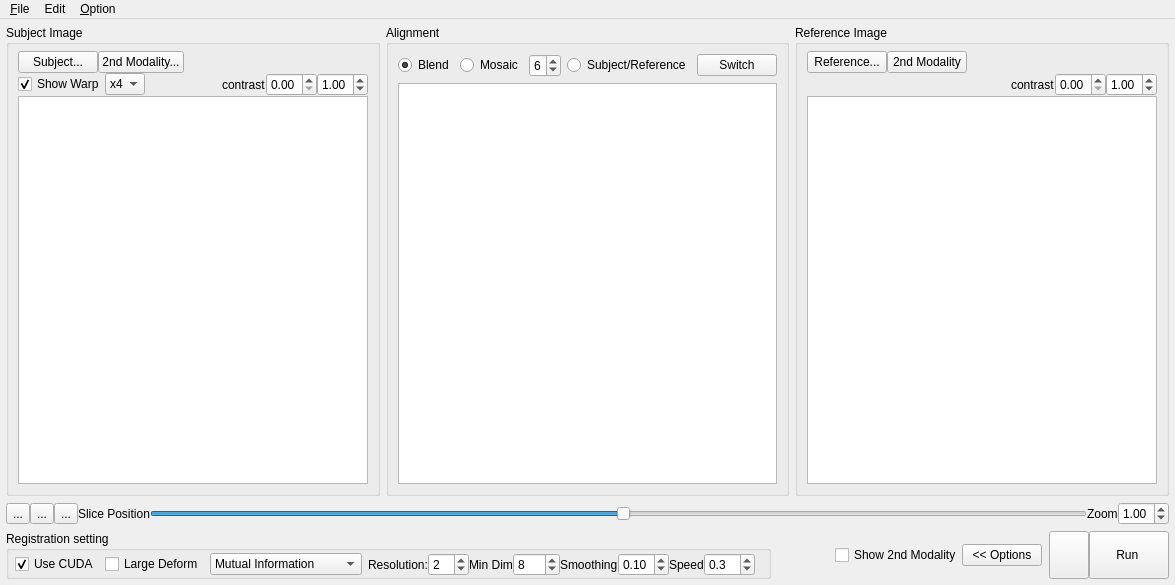
The window that regtoolbox.ui (frankyeh/DSI-Studio) describes before a commit, drawn with Qt 5.
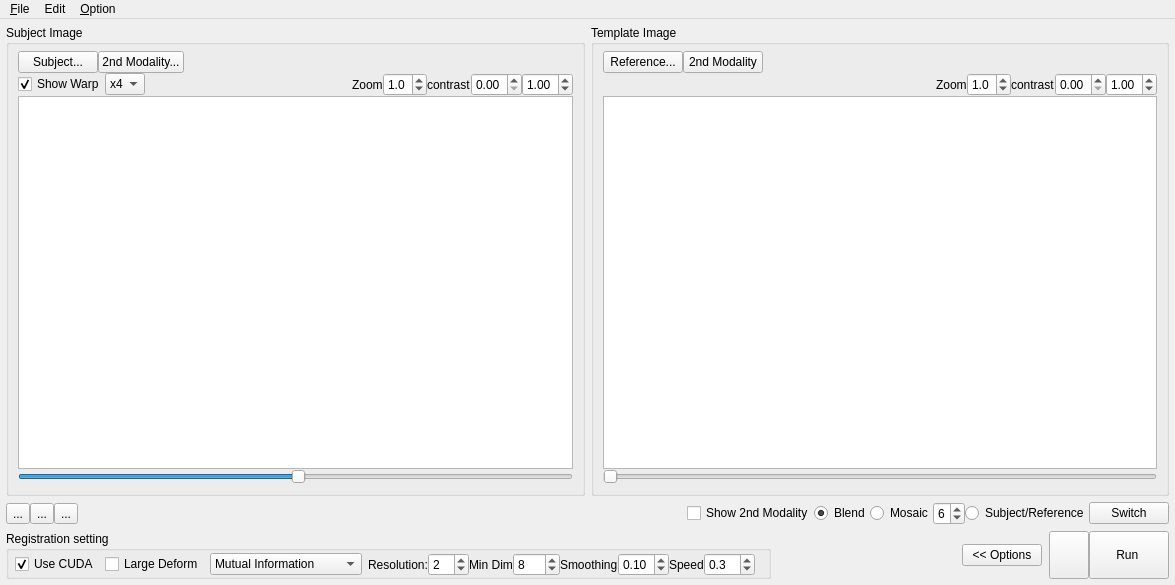
The same window after the commit. Icons and pictures are not drawn.

Commit message: revise regtool

What changed in the file:
```diff
--- a/regtoolbox.ui
+++ b/regtoolbox.ui
@@ -233,6 +233,32 @@
               </property>
              </spacer>
             </item>
+            <item>
+             <widget class="QLabel" name="label_4">
+              <property name="text">
+               <string>Zoom</string>
+              </property>
+             </widget>
+            </item>
+            <item>
+             <widget class="QDoubleSpinBox" name="zoom_subject">
+              <property name="decimals">
+               <number>1</number>
+              </property>
+              <property name="minimum">
+               <double>0.100000000000000</double>
+              </property>
+              <property name="maximum">
+               <double>5.000000000000000</double>
+              </property>
+              <property name="singleStep">
+               <double>0.100000000000000</double>
+              </property>
+              <property name="value">
+               <double>1.000000000000000</double>
+              </property>
+             </widget>
+            </item>
             <item>
              <widget class="QLabel" name="label_3">
               <property name="text">
@@ -268,83 +294,15 @@
           <item>
            <widget class="QGraphicsView" name="I_view"/>
           </item>
-         </layout>
-        </widget>
-       </item>
-       <item>
-        <widget class="QGroupBox" name="groupBox_4">
-         <property name="title">
-          <string>Alignment</string>
-         </property>
-         <layout class="QVBoxLayout" name="verticalLayout_2">
           <item>
-           <layout class="QHBoxLayout" name="horizontalLayout_16">
-            <property name="topMargin">
-             <number>0</number>
+           <widget class="QSlider" name="subject_slice_pos">
+            <property name="value">
+             <number>50</number>
             </property>
-            <item>
-             <widget class="QRadioButton" name="rb_blend">
-              <property name="text">
-               <string>Blend</string>
-              </property>
-              <property name="checked">
-               <bool>true</bool>
-              </property>
-             </widget>
-            </item>
-            <item>
-             <widget class="QRadioButton" name="rb_mosaic">
-              <property name="maximumSize">
-               <size>
-                <width>16777215</width>
-                <height>16777215</height>
-               </size>
-              </property>
-              <property name="text">
-               <string>Mosaic</string>
-              </property>
-              <property name="checked">
-               <bool>false</bool>
-              </property>
-             </widget>
-            </item>
-            <item>
-             <widget class="QSpinBox" name="mosaic_size">
-              <property name="maximumSize">
-               <size>
-                <width>32</width>
-                <height>16777215</height>
-               </size>
-              </property>
-              <property name="minimum">
-               <number>2</number>
-              </property>
-              <property name="maximum">
-               <number>10</number>
-              </property>
-              <property name="value">
-               <number>6</number>
-              </property>
-             </widget>
-            </item>
-            <item>
-             <widget class="QRadioButton" name="rb_switch">
-              <property name="text">
-               <string>Subject/Reference</string>
-              </property>
-             </widget>
-            </item>
-            <item>
-             <widget class="QPushButton" name="switch_view">
-              <property name="text">
-               <string>Switch</string>
-              </property>
-             </widget>
-            </item>
-           </layout>
-          </item>
-          <item>
-           <widget class="QGraphicsView" name="It_mix_view"/>
+            <property name="orientation">
+             <enum>Qt::Horizontal</enum>
+            </property>
+           </widget>
           </item>
          </layout>
         </widget>
@@ -352,7 +310,7 @@
        <item>
         <widget class="QGroupBox" name="groupBox">
          <property name="title">
-          <string>Reference Image</string>
+          <string>Template Image</string>
          </property>
          <layout class="QVBoxLayout" name="verticalLayout_9">
           <property name="spacing">
@@ -454,6 +412,32 @@
               </property>
              </spacer>
             </item>
+            <item>
+             <widget class="QLabel" name="label_6">
+              <property name="text">
+               <string>Zoom</string>
+              </property>
+             </widget>
+            </item>
+            <item>
+             <widget class="QDoubleSpinBox" name="zoom_template">
+              <property name="decimals">
+               <number>1</number>
+              </property>
+              <property name="minimum">
+               <double>0.100000000000000</double>
+              </property>
+              <property name="maximum">
+               <double>5.000000000000000</double>
+              </property>
+              <property name="singleStep">
+               <double>0.100000000000000</double>
+              </property>
+              <property name="value">
+               <double>1.000000000000000</double>
+              </property>
+             </widget>
+            </item>
             <item>
              <widget class="QLabel" name="label_2">
               <property name="text">
@@ -489,6 +473,13 @@
           <item>
            <widget class="QGraphicsView" name="It_view"/>
           </item>
+          <item>
+           <widget class="QSlider" name="template_slice_pos">
+            <property name="orientation">
+             <enum>Qt::Horizontal</enum>
+            </property>
+           </widget>
+          </item>
          </layout>
         </widget>
        </item>
@@ -540,44 +531,90 @@
        </widget>
       </item>
       <item>
-       <widget class="QLabel" name="label_8">
-        <property name="text">
-         <string>Slice Position</string>
+       <layout class="QHBoxLayout" name="horizontalLayout_16">
+        <property name="topMargin">
+         <number>0</number>
         </property>
-       </widget>
-      </item>
-      <item>
-       <widget class="QSlider" name="slice_pos">
-        <property name="value">
-         <number>50</number>
-        </property>
-        <property name="orientation">
-         <enum>Qt::Horizontal</enum>
-        </property>
-       </widget>
-      </item>
-      <item>
-       <widget class="QLabel" name="label_4">
-        <property name="text">
-         <string>Zoom</string>
-        </property>
-       </widget>
-      </item>
-      <item>
-       <widget class="QDoubleSpinBox" name="zoom">
-        <property name="minimum">
-         <double>0.010000000000000</double>
-        </property>
-        <property name="maximum">
-         <double>5.000000000000000</double>
-        </property>
-        <property name="singleStep">
-         <double>0.100000000000000</double>
-        </property>
-        <property name="value">
-         <double>1.000000000000000</double>
-        </property>
-       </widget>
+        <item>
+         <spacer name="horizontalSpacer_4">
+          <property name="orientation">
+           <enum>Qt::Horizontal</enum>
+          </property>
+          <property name="sizeHint" stdset="0">
+           <size>
+            <width>40</width>
+            <height>20</height>
+           </size>
+          </property>
+         </spacer>
+        </item>
+        <item>
+         <widget class="QCheckBox" name="show_second">
+          <property name="text">
+           <string>Show 2nd Modality</string>
+          </property>
+         </widget>
+        </item>
+        <item>
+         <widget class="QRadioButton" name="rb_blend">
+          <property name="text">
+           <string>Blend</string>
+          </property>
+          <property name="checked">
+           <bool>true</bool>
+          </property>
+         </widget>
+        </item>
+        <item>
+         <widget class="QRadioButton" name="rb_mosaic">
+          <property name="maximumSize">
+           <size>
+            <width>16777215</width>
+            <height>16777215</height>
+           </size>
+          </property>
+          <property name="text">
+           <string>Mosaic</string>
+          </property>
+          <property name="checked">
+           <bool>false</bool>
+          </property>
+         </widget>
+        </item>
+        <item>
+         <widget class="QSpinBox" name="mosaic_size">
+          <property name="maximumSize">
+           <size>
+            <width>32</width>
+            <height>16777215</height>
+           </size>
+          </property>
+          <property name="minimum">
+           <number>2</number>
+          </property>
+          <property name="maximum">
+           <number>10</number>
+          </property>
+          <property name="value">
+           <number>6</number>
+          </property>
+         </widget>
+        </item>
+        <item>
+         <widget class="QRadioButton" name="rb_switch">
+          <property name="text">
+           <string>Subject/Reference</string>
+          </property>
+         </widget>
+        </item>
+        <item>
+         <widget class="QPushButton" name="switch_view">
+          <property name="text">
+           <string>Switch</string>
+          </property>
+         </widget>
+        </item>
+       </layout>
       </item>
      </layout>
     </item>
@@ -834,13 +871,6 @@
         </property>
        </spacer>
       </item>
-      <item>
-       <widget class="QCheckBox" name="show_second">
-        <property name="text">
-         <string>Show 2nd Modality</string>
-        </property>
-       </widget>
-      </item>
       <item>
        <widget class="QPushButton" name="show_option">
         <property name="text">
```
The commit also changes 2 other files.
